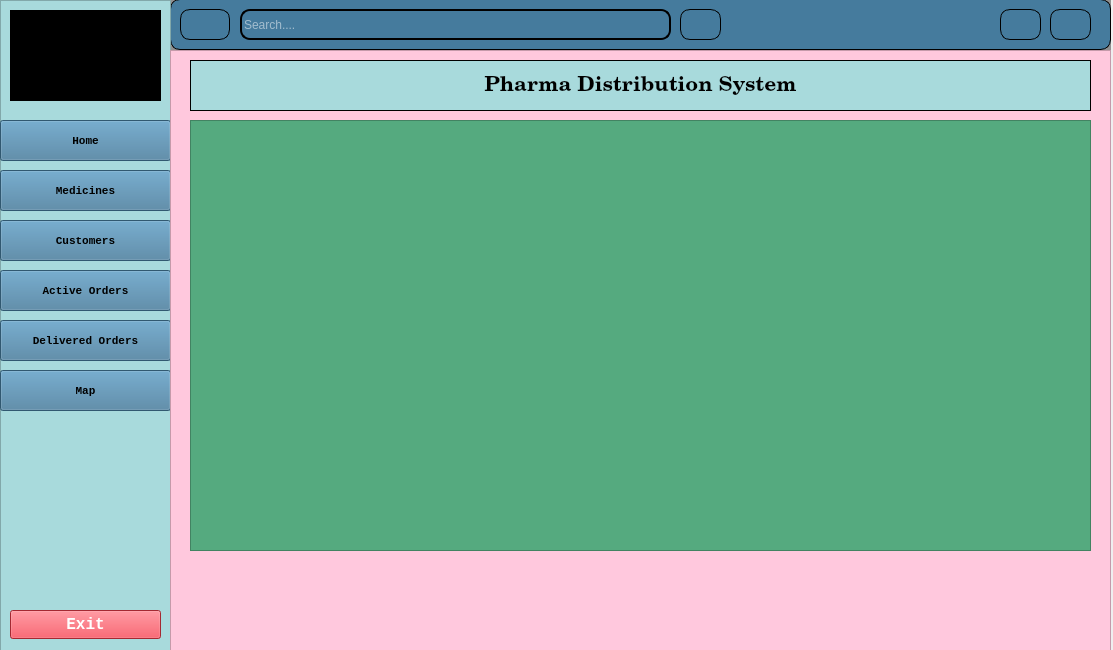
Old version of the form ui/ui/Dashboard.ui in the repository saqlainrai/DSA-Final-Project.
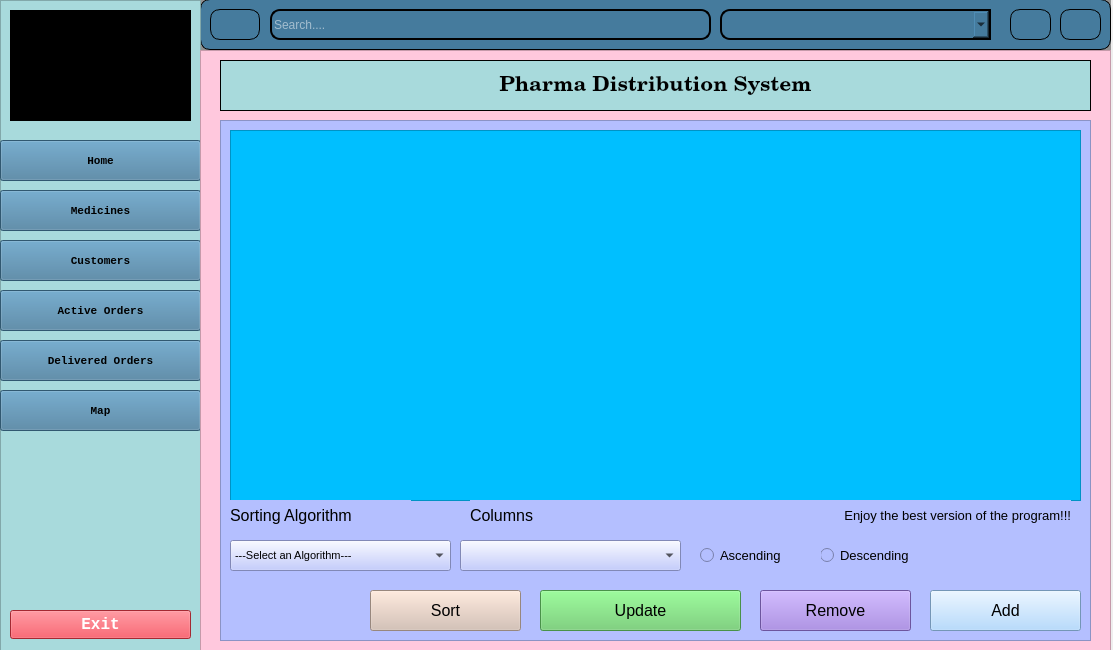
New version of the form. Icons and pictures are not drawn.

```diff
--- a/ui/ui/Dashboard.ui
+++ b/ui/ui/Dashboard.ui
@@ -30,9 +30,9 @@
     <widget class="QWidget" name="widget" native="true">
      <property name="geometry">
       <rect>
-       <x>170</x>
+       <x>200</x>
        <y>9</y>
-       <width>941</width>
+       <width>911</width>
        <height>51</height>
       </rect>
      </property>
@@ -86,38 +86,7 @@
      <widget class="QPushButton" name="pushButton_14">
       <property name="geometry">
        <rect>
-        <x>830</x>
-        <y>10</y>
-        <width>41</width>
-        <height>31</height>
-       </rect>
-      </property>
-      <property name="font">
-       <font>
-        <family>MS Outlook</family>
-       </font>
-      </property>
-      <property name="styleSheet">
-       <string notr="true"/>
-      </property>
-      <property name="text">
-       <string/>
-      </property>
-      <property name="icon">
-       <iconset>
-        <normaloff>../icon/user.gif</normaloff>../icon/user.gif</iconset>
-      </property>
-      <property name="iconSize">
-       <size>
-        <width>16</width>
-        <height>16</height>
-       </size>
-      </property>
-     </widget>
-     <widget class="QPushButton" name="pushButton_15">
-      <property name="geometry">
-       <rect>
-        <x>510</x>
+        <x>810</x>
         <y>10</y>
         <width>41</width>
         <height>31</height>
@@ -136,7 +105,7 @@
        <rect>
         <x>70</x>
         <y>10</y>
-        <width>431</width>
+        <width>441</width>
         <height>31</height>
        </rect>
       </property>
@@ -153,7 +122,7 @@
      <widget class="QPushButton" name="btnClose">
       <property name="geometry">
        <rect>
-        <x>880</x>
+        <x>860</x>
         <y>10</y>
         <width>41</width>
         <height>31</height>
@@ -173,13 +142,28 @@
        </size>
       </property>
      </widget>
+     <widget class="QComboBox" name="comboColumns">
+      <property name="geometry">
+       <rect>
+        <x>520</x>
+        <y>10</y>
+        <width>271</width>
+        <height>31</height>
+       </rect>
+      </property>
+      <property name="styleSheet">
+       <string notr="true">border-top-right-radius: 0px;
+border-bottom-right-radius: 0px;
+border: 2px solid black;</string>
+      </property>
+     </widget>
     </widget>
     <widget class="QFrame" name="frame">
      <property name="geometry">
       <rect>
        <x>0</x>
        <y>10</y>
-       <width>171</width>
+       <width>201</width>
        <height>651</height>
       </rect>
      </property>
@@ -196,8 +180,8 @@
       <property name="geometry">
        <rect>
         <x>0</x>
-        <y>120</y>
-        <width>171</width>
+        <y>140</y>
+        <width>201</width>
         <height>41</height>
        </rect>
       </property>
@@ -230,8 +214,8 @@
       <property name="geometry">
        <rect>
         <x>0</x>
-        <y>370</y>
-        <width>171</width>
+        <y>390</y>
+        <width>201</width>
         <height>41</height>
        </rect>
       </property>
@@ -264,8 +248,8 @@
       <property name="geometry">
        <rect>
         <x>0</x>
-        <y>320</y>
-        <width>171</width>
+        <y>340</y>
+        <width>201</width>
         <height>41</height>
        </rect>
       </property>
@@ -298,8 +282,8 @@
       <property name="geometry">
        <rect>
         <x>0</x>
-        <y>220</y>
-        <width>171</width>
+        <y>240</y>
+        <width>201</width>
         <height>41</height>
        </rect>
       </property>
@@ -332,8 +316,8 @@
       <property name="geometry">
        <rect>
         <x>0</x>
-        <y>270</y>
-        <width>171</width>
+        <y>290</y>
+        <width>201</width>
         <height>41</height>
        </rect>
       </property>
@@ -367,7 +351,7 @@
        <rect>
         <x>10</x>
         <y>610</y>
-        <width>151</width>
+        <width>181</width>
         <height>29</height>
        </rect>
       </property>
@@ -396,8 +380,8 @@
        <rect>
         <x>10</x>
         <y>10</y>
-        <width>151</width>
-        <height>91</height>
+        <width>181</width>
+        <height>111</height>
        </rect>
       </property>
       <property name="styleSheet">
@@ -414,7 +398,7 @@
       <property name="iconSize">
        <size>
         <width>300</width>
-        <height>200</height>
+        <height>250</height>
        </size>
       </property>
       <property name="autoRepeat">
@@ -428,8 +412,8 @@
       <property name="geometry">
        <rect>
         <x>0</x>
-        <y>170</y>
-        <width>171</width>
+        <y>190</y>
+        <width>201</width>
         <height>41</height>
        </rect>
       </property>
@@ -462,9 +446,9 @@
     <widget class="QFrame" name="mainBody">
      <property name="geometry">
       <rect>
-       <x>170</x>
+       <x>200</x>
        <y>60</y>
-       <width>941</width>
+       <width>911</width>
        <height>601</height>
       </rect>
      </property>
@@ -477,25 +461,12 @@
      <property name="frameShadow">
       <enum>QFrame::Raised</enum>
      </property>
-     <widget class="QTableView" name="tableView">
-      <property name="geometry">
-       <rect>
-        <x>20</x>
-        <y>70</y>
-        <width>901</width>
-        <height>431</height>
-       </rect>
-      </property>
-      <property name="styleSheet">
-       <string notr="true">background-color: rgb(85, 170, 127);</string>
-      </property>
-     </widget>
      <widget class="QLabel" name="label">
       <property name="geometry">
        <rect>
         <x>20</x>
         <y>10</y>
-        <width>901</width>
+        <width>871</width>
         <height>51</height>
        </rect>
       </property>
@@ -518,6 +489,350 @@
        <set>Qt::AlignCenter</set>
       </property>
      </widget>
+     <widget class="QLabel" name="icon">
+      <property name="geometry">
+       <rect>
+        <x>290</x>
+        <y>180</y>
+        <width>271</width>
+        <height>281</height>
+       </rect>
+      </property>
+      <property name="text">
+       <string/>
+      </property>
+      <property name="pixmap">
+       <pixmap>../../../../Downloads/drugstore_4320337.png</pixmap>
+      </property>
+      <property name="scaledContents">
+       <bool>true</bool>
+      </property>
+     </widget>
+     <widget class="QFrame" name="frameSecond">
+      <property name="geometry">
+       <rect>
+        <x>20</x>
+        <y>70</y>
+        <width>871</width>
+        <height>521</height>
+       </rect>
+      </property>
+      <property name="styleSheet">
+       <string notr="true">background-color: rgb(180, 191, 255);</string>
+      </property>
+      <property name="frameShape">
+       <enum>QFrame::StyledPanel</enum>
+      </property>
+      <property name="frameShadow">
+       <enum>QFrame::Raised</enum>
+      </property>
+      <widget class="QTableView" name="tableView">
+       <property name="geometry">
+        <rect>
+         <x>10</x>
+         <y>10</y>
+         <width>851</width>
+         <height>371</height>
+        </rect>
+       </property>
+       <property name="styleSheet">
+        <string notr="true">background-color: rgb(0, 191, 255);</string>
+       </property>
+      </widget>
+      <widget class="QComboBox" name="comboAlgos">
+       <property name="geometry">
+        <rect>
+         <x>10</x>
+         <y>420</y>
+         <width>221</width>
+         <height>31</height>
+        </rect>
+       </property>
+       <property name="font">
+        <font>
+         <pointsize>8</pointsize>
+        </font>
+       </property>
+       <item>
+        <property name="text">
+         <string>---Select an Algorithm---</string>
+        </property>
+       </item>
+       <item>
+        <property name="text">
+         <string>Bubble Sort</string>
+        </property>
+       </item>
+       <item>
+        <property name="text">
+         <string>Insertion Sort</string>
+        </property>
+       </item>
+       <item>
+        <property name="text">
+         <string>Merge Sort</string>
+        </property>
+       </item>
+       <item>
+        <property name="text">
+         <string>Quick Sort</string>
+        </property>
+       </item>
+       <item>
+        <property name="text">
+         <string>Selection Sort</string>
+        </property>
+       </item>
+       <item>
+        <property name="text">
+         <string>Counting Sort</string>
+        </property>
+       </item>
+       <item>
+        <property name="text">
+         <string>Shell Sort</string>
+        </property>
+       </item>
+      </widget>
+      <widget class="QLabel" name="labelColumns">
+       <property name="geometry">
+        <rect>
+         <x>250</x>
+         <y>380</y>
+         <width>131</width>
+         <height>31</height>
+        </rect>
+       </property>
+       <property name="font">
+        <font>
+         <pointsize>12</pointsize>
+        </font>
+       </property>
+       <property name="text">
+        <string>Columns</string>
+       </property>
+      </widget>
+      <widget class="QPushButton" name="btnAdd">
+       <property name="geometry">
+        <rect>
+         <x>710</x>
+         <y>470</y>
+         <width>151</width>
+         <height>41</height>
+        </rect>
+       </property>
+       <property name="font">
+        <font>
+         <pointsize>12</pointsize>
+        </font>
+       </property>
+       <property name="styleSheet">
+        <string notr="true">QPushButton {
+	background-color: #a2d2ff;
+    color: black;
+}
+
+QPushButton:hover {
+	background-color: #bde0fe;
+}
+
+QPushButton:pressed {
+	background-color: #a2d2ff;
+}</string>
+       </property>
+       <property name="text">
+        <string>Add</string>
+       </property>
+      </widget>
+      <widget class="QPushButton" name="btnUpdate">
+       <property name="geometry">
+        <rect>
+         <x>320</x>
+         <y>470</y>
+         <width>201</width>
+         <height>41</height>
+        </rect>
+       </property>
+       <property name="font">
+        <font>
+         <pointsize>12</pointsize>
+        </font>
+       </property>
+       <property name="styleSheet">
+        <string notr="true">QPushButton {
+    background-color: #66cc66; 
+    color: black;
+}
+
+QPushButton:hover {
+    background-color: #ccffcc; 
+}
+
+QPushButton:pressed {
+    background-color: #99ff99;
+}
+</string>
+       </property>
+       <property name="text">
+        <string>Update</string>
+       </property>
+      </widget>
+      <widget class="QLabel" name="txtComments">
+       <property name="geometry">
+        <rect>
+         <x>380</x>
+         <y>380</y>
+         <width>471</width>
+         <height>31</height>
+        </rect>
+       </property>
+       <property name="font">
+        <font>
+         <pointsize>10</pointsize>
+        </font>
+       </property>
+       <property name="text">
+        <string>Enjoy the best version of the program!!!</string>
+       </property>
+       <property name="alignment">
+        <set>Qt::AlignRight|Qt::AlignTrailing|Qt::AlignVCenter</set>
+       </property>
+      </widget>
+      <widget class="QRadioButton" name="radioDes">
+       <property name="geometry">
+        <rect>
+         <x>600</x>
+         <y>420</y>
+         <width>141</width>
+         <height>31</height>
+        </rect>
+       </property>
+       <property name="font">
+        <font>
+         <pointsize>10</pointsize>
+         <weight>50</weight>
+         <bold>false</bold>
+        </font>
+       </property>
+       <property name="text">
+        <string>Descending</string>
+       </property>
+      </widget>
+      <widget class="QPushButton" name="btnSort">
+       <property name="geometry">
+        <rect>
+         <x>150</x>
+         <y>470</y>
+         <width>151</width>
+         <height>41</height>
+        </rect>
+       </property>
+       <property name="font">
+        <font>
+         <pointsize>12</pointsize>
+        </font>
+       </property>
+       <property name="styleSheet">
+        <string notr="true">QPushButton {
+	background-color: #d5bdaf;
+    color: black;
+}
+
+QPushButton:hover {
+	background-color: #e3d5ca;
+}
+
+QPushButton:pressed {
+	background-color: #d5bdaf;
+}
+</string>
+       </property>
+       <property name="text">
+        <string>Sort</string>
+       </property>
+      </widget>
+      <widget class="QComboBox" name="comboColumns2">
+       <property name="geometry">
+        <rect>
+         <x>240</x>
+         <y>420</y>
+         <width>221</width>
+         <height>31</height>
+        </rect>
+       </property>
+      </widget>
+      <widget class="QRadioButton" name="radioAsc">
+       <property name="geometry">
+        <rect>
+         <x>480</x>
+         <y>420</y>
+         <width>121</width>
+         <height>31</height>
+        </rect>
+       </property>
+       <property name="font">
+        <font>
+         <pointsize>10</pointsize>
+         <weight>50</weight>
+         <bold>false</bold>
+        </font>
+       </property>
+       <property name="text">
+        <string>Ascending</string>
+       </property>
+      </widget>
+      <widget class="QLabel" name="labelAlgos">
+       <property name="geometry">
+        <rect>
+         <x>10</x>
+         <y>380</y>
+         <width>181</width>
+         <height>31</height>
+        </rect>
+       </property>
+       <property name="font">
+        <font>
+         <pointsize>12</pointsize>
+        </font>
+       </property>
+       <property name="text">
+        <string>Sorting Algorithm</string>
+       </property>
+      </widget>
+      <widget class="QPushButton" name="btnRemove">
+       <property name="geometry">
+        <rect>
+         <x>540</x>
+         <y>470</y>
+         <width>151</width>
+         <height>41</height>
+        </rect>
+       </property>
+       <property name="font">
+        <font>
+         <pointsize>12</pointsize>
+        </font>
+       </property>
+       <property name="styleSheet">
+        <string notr="true">QPushButton {
+    background-color: #9977dd; 
+    color: black;
+}
+
+QPushButton:hover {
+    background-color: #6699cc;
+}
+
+QPushButton:pressed {
+    background-color: #66cccc; 
+}
+</string>
+       </property>
+       <property name="text">
+        <string>Remove</string>
+       </property>
+      </widget>
+     </widget>
     </widget>
    </widget>
   </widget>
```
Left out of the diff: 6 changed lines with no effect on the pictures.
